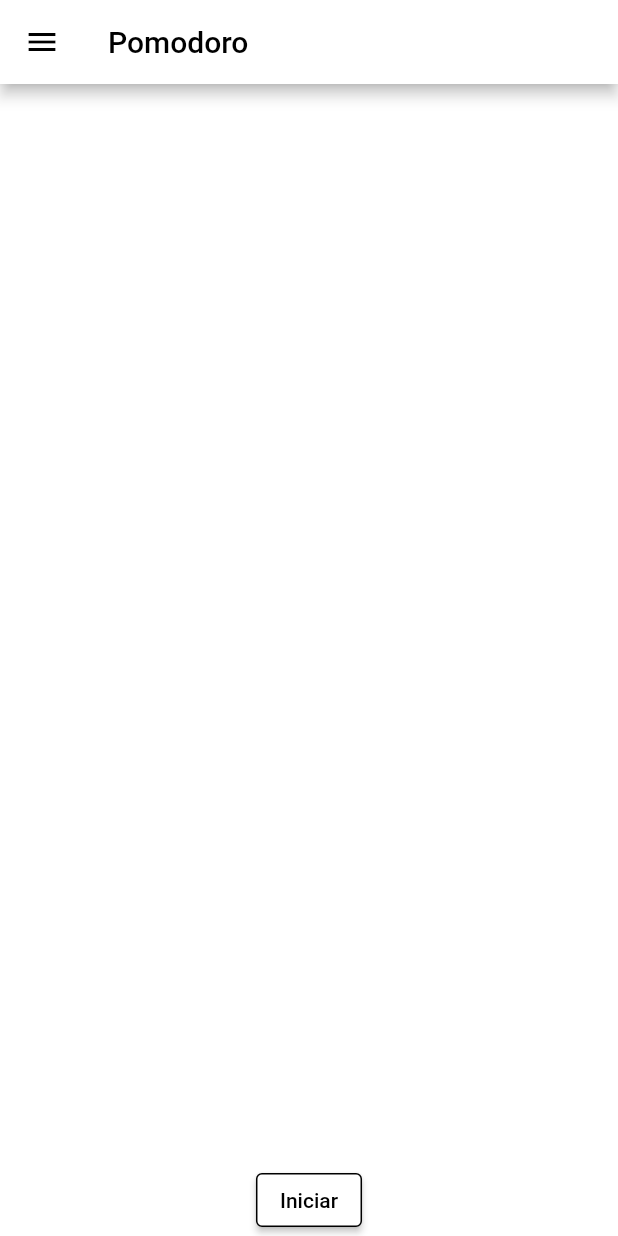
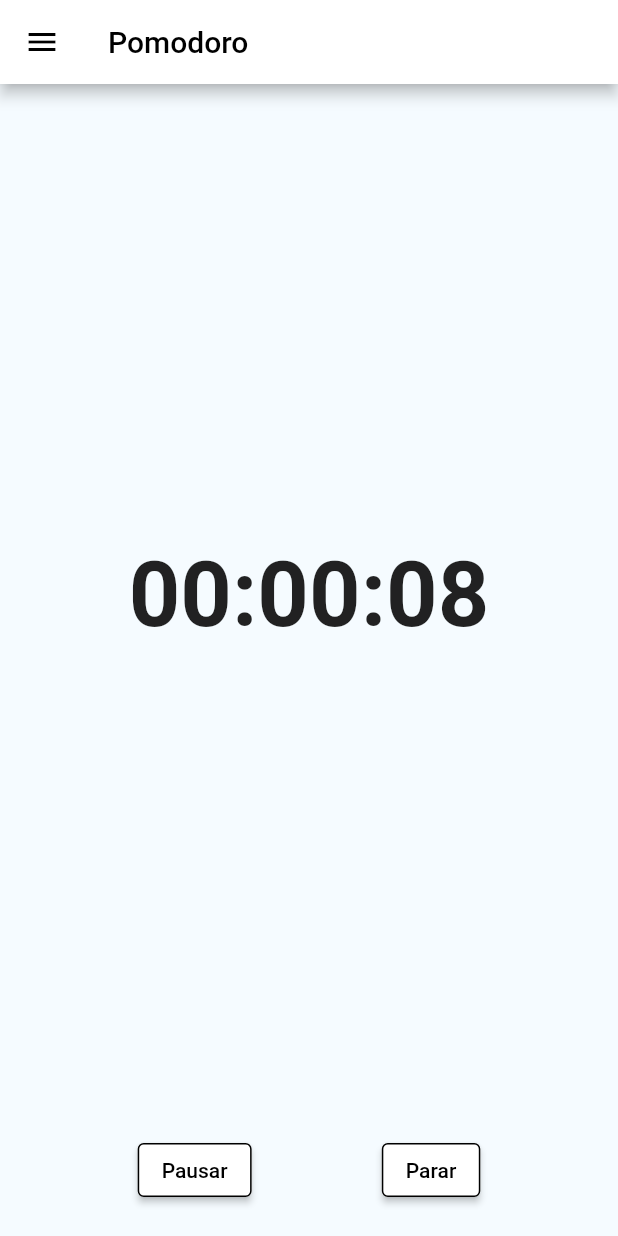
Before and after one commit to Cecote/Pomodoro_app, a Flutter app: the screen it shows after launch, after a tap on "Iniciar", on a phone screen of 412 x 824 dp. Run offline on Flutter 3.47's test engine with Material 2 defaults, Android fonts, the phone set to English and light mode, and no system bars.

Commit message:
Create: Timer and Start/Pause & stop buttons

```diff
--- a/lib/main.dart
+++ b/lib/main.dart
@@ -1,4 +1,5 @@
 import 'package:flutter/material.dart';
+import '../widgets/round-button.dart';
 
 void main() {
   runApp(const MyApp());
@@ -7,7 +8,6 @@
 class MyApp extends StatelessWidget {
   const MyApp({Key? key}) : super(key: key);
 
-  // This widget is the root of your application.
   @override
   Widget build(BuildContext context) {
     return MaterialApp(
@@ -30,22 +30,122 @@
               style: TextStyle(color: Colors.black),
             ),
           ),
-          body: Container(
-            color: Colors.white,
-          ),
-          floatingActionButtonLocation:
-              FloatingActionButtonLocation.centerDocked,
-          floatingActionButton: ElevatedButton(
-              style: ButtonStyle(
-                backgroundColor: MaterialStateProperty.all(Colors.white),
-                side: MaterialStateProperty.all<BorderSide>(
-                    BorderSide(color: Colors.black, width: 1.0)),
-              ),
-              onPressed: () {},
-              child: Text(
-                'Iniciar',
-                style: TextStyle(color: Colors.black),
-              )),
+          body: pomoTimer(),
         ));
   }
 }
+
+
+class pomoTimer extends StatefulWidget {
+  const pomoTimer({super.key});
+
+  @override
+  _pomoTimerState createState() => _pomoTimerState();
+}
+
+class _pomoTimerState extends State<pomoTimer> with TickerProviderStateMixin  {
+
+  late AnimationController controller;
+  bool isCounting = false;
+
+  String get countText{
+    Duration count = controller.duration! * controller.value;
+    if(controller.value == 0){
+      count = Duration(seconds: 10);
+    }
+    return '${(count.inHours % 60).toString().padLeft(2, '0')}:${(count.inMinutes % 60).toString().padLeft(2, '0')}:${(count.inSeconds % 60).toString().padLeft(2, '0')}';
+  }
+
+  void zerado() {
+    if(controller.value == 0){
+      setState(() {
+        isCounting = false;
+      });
+    }
+  }
+
+  @override
+  void initState() {
+    super.initState();
+    controller = AnimationController(
+      vsync: this,
+      duration: Duration(
+          seconds: 10
+      ),
+    );
+    controller.addListener((){
+      if(!controller.isAnimating){
+        setState(() {
+          isCounting = false;
+        });
+      }
+
+    });
+  }
+
+
+
+  @override
+  void dispose() {
+    controller.dispose();
+    super.dispose();
+  }
+
+  @override
+  Widget build(BuildContext context) {
+    return Scaffold(
+      backgroundColor: Color(0xfff5fbff),
+      body: Column(
+        children: [
+          Expanded(
+            child: Center(
+              child: AnimatedBuilder(
+                animation: controller,
+                builder: (context, child) => Text(
+                  countText,
+                  style: TextStyle(
+                    fontSize: 60,
+                    fontWeight: FontWeight.bold,
+                  ),
+                ),
+              ),
+            ),
+          ),
+          Padding(
+            padding: const EdgeInsets.symmetric(horizontal: 10,vertical: 20),
+            child: Row(
+              mainAxisAlignment: MainAxisAlignment.spaceEvenly,
+              children: [
+                RoundButton(
+                  text: isCounting == true ? 'Pausar' : 'Iniciar',
+                  onPressed: () {
+                    if(controller.isAnimating){
+                      controller.stop();
+                      setState(() {
+                        isCounting = false;
+                      });
+                    }else{
+                      controller.reverse(from: controller.value == 0 ? 1.0 : controller.value);
+                      setState(() {
+                        isCounting = true;
+                      });
+                    }
+                  },
+                ),
+                RoundButton(
+                  text: 'Parar',
+                  onPressed: () {
+                    controller.reset();
+                    setState(() {
+                      isCounting = false;
+                    });
+                  },
+                ),
+              ],
+            ),
+          ),
+        ],
+      ),
+    );
+  }
+}
--- /dev/null
+++ b/lib/widgets/round-button.dart
@@ -0,0 +1,32 @@
+import 'package:flutter/material.dart';
+
+class RoundButton extends StatelessWidget {
+  const RoundButton({
+    Key? key,
+    required this.text,
+    required this.onPressed,
+  }) : super(key: key);
+
+  final String text;
+  final VoidCallback onPressed;
+
+  @override
+  Widget build(BuildContext context) {
+    return Padding(
+      padding: const EdgeInsets.symmetric(
+        horizontal: 5,
+      ),
+      child: ElevatedButton(
+          style: ButtonStyle(
+            backgroundColor: MaterialStateProperty.all(Colors.white),
+            side: MaterialStateProperty.all<BorderSide>(
+                BorderSide(color: Colors.black, width: 1.0)),
+          ),
+          onPressed: onPressed, // Chama a função passada
+          child: Text(
+            text,
+            style: TextStyle(color: Colors.black),
+          )),
+    );
+  }
+}
```
